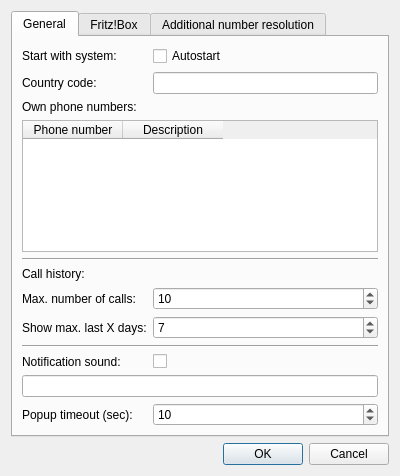
Qt form src/settingsdialog.ui (ElTh0r0/fritzcallindicator) before a commit.
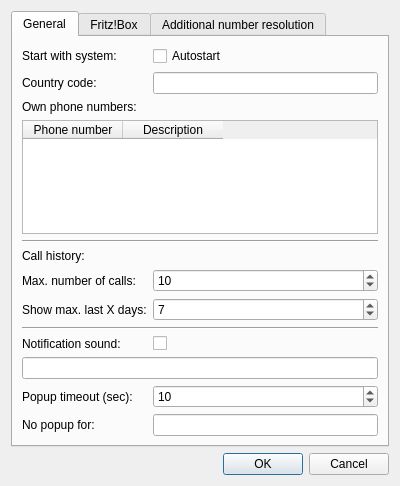
The same form after that commit. Icons and pictures are not drawn.

Commit message: Option to ignore notification for certain callers

```diff
--- a/src/settingsdialog.ui
+++ b/src/settingsdialog.ui
@@ -7,7 +7,7 @@
     <x>0</x>
     <y>0</y>
     <width>400</width>
-    <height>476</height>
+    <height>486</height>
    </rect>
   </property>
   <property name="windowTitle">
@@ -188,6 +188,20 @@
          </property>
         </widget>
        </item>
+       <item row="12" column="0">
+        <widget class="QLabel" name="lblIgnorePopup">
+         <property name="text">
+          <string>No popup for:</string>
+         </property>
+        </widget>
+       </item>
+       <item row="12" column="1">
+        <widget class="QLineEdit" name="lineEditIgnoredCallers">
+         <property name="toolTip">
+          <string>If the caller name starts with the defined string(s), no popup will be shown</string>
+         </property>
+        </widget>
+       </item>
       </layout>
      </widget>
      <widget class="QWidget" name="tab_fritzbox">
```
The commit also changes 9 other files.
